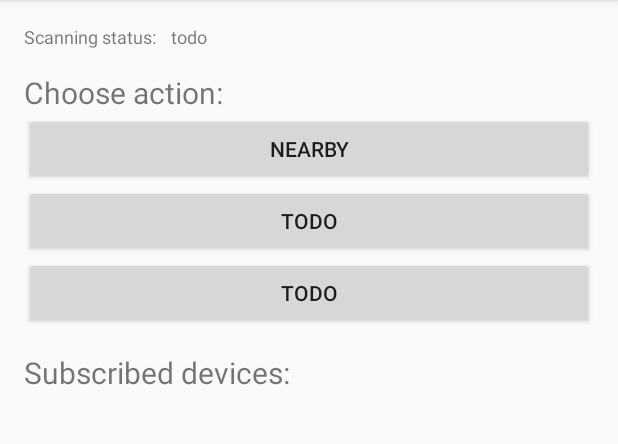
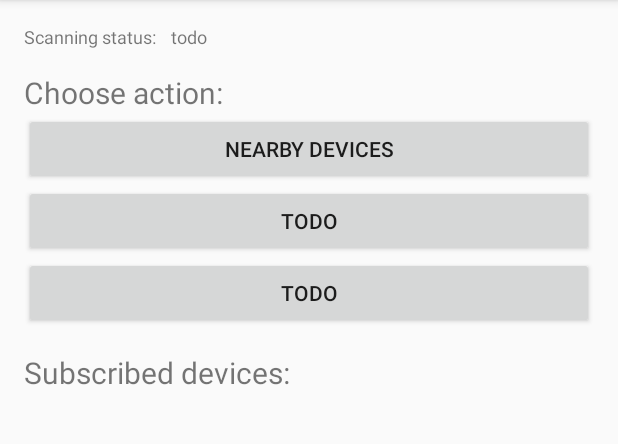
Before and after one commit to tomislijepcevic/muc_project, an Android app: the screen it shows after launch (MainActivity), on a phone screen of 412 x 824 dp, the part 84-528 px from its top. Run offline under Robolectric (Android 15) with nearby library versions, the light colour scheme and no system bars.

Commit message:
Fixed string.

```diff
--- a/app/src/main/res/values/strings.xml
+++ b/app/src/main/res/values/strings.xml
@@ -1,7 +1,7 @@
 <resources>
     <string name="app_name">Project</string>
     <string name="subscribed_devices">Subscribed devices:</string>
-    <string name="nearby_devices">Nearby</string>
+    <string name="nearby_devices">Nearby devices</string>
     <string name="scanning_status">Scanning status:</string>
     <string name="choose_action">Choose action:</string>
 </resources>
```
